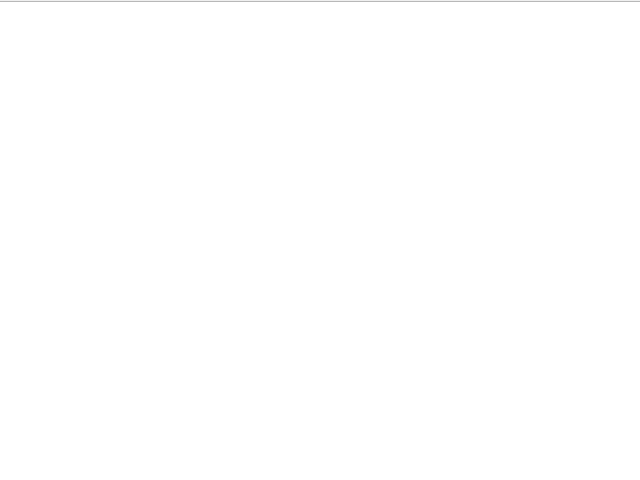
Before: the Qt Designer form tableview.ui in towhee/Winnow64, drawn with Qt 5.
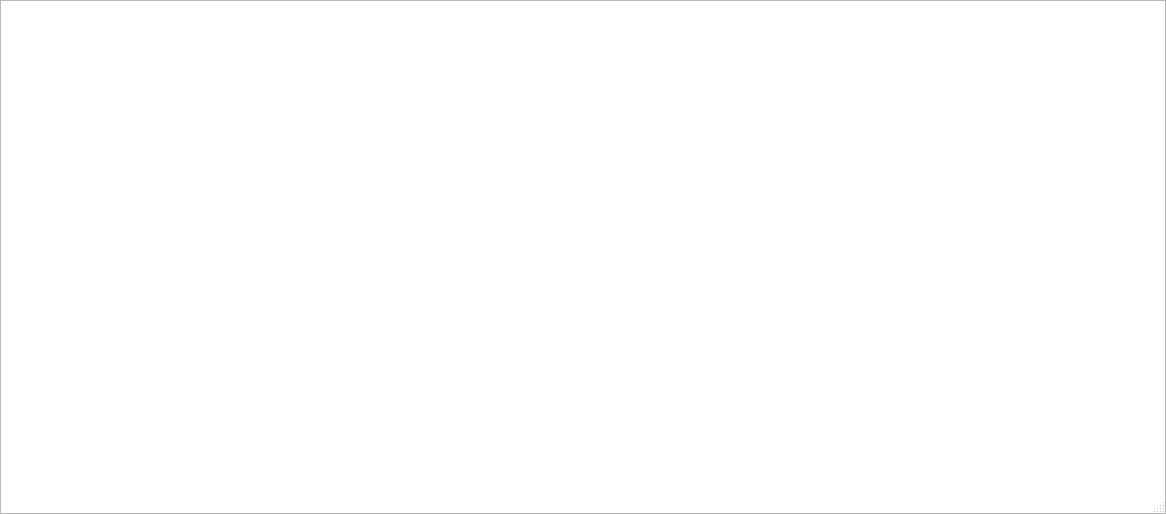
After: the same form once the commit is applied.

```diff
--- a/tableview.ui
+++ b/tableview.ui
@@ -6,22 +6,49 @@
    <rect>
     <x>0</x>
     <y>0</y>
-    <width>640</width>
-    <height>480</height>
+    <width>1166</width>
+    <height>514</height>
    </rect>
   </property>
   <property name="windowTitle">
-   <string>Dialog</string>
+   <string>Folder Images</string>
+  </property>
+  <property name="sizeGripEnabled">
+   <bool>true</bool>
+  </property>
+  <property name="modal">
+   <bool>true</bool>
   </property>
   <widget class="QTableView" name="tableView">
    <property name="geometry">
     <rect>
-     <x>-5</x>
-     <y>1</y>
-     <width>661</width>
-     <height>481</height>
+     <x>0</x>
+     <y>0</y>
+     <width>1166</width>
+     <height>514</height>
     </rect>
    </property>
+   <property name="dragEnabled">
+    <bool>true</bool>
+   </property>
+   <property name="alternatingRowColors">
+    <bool>true</bool>
+   </property>
+   <attribute name="horizontalHeaderCascadingSectionResizes">
+    <bool>true</bool>
+   </attribute>
+   <attribute name="horizontalHeaderShowSortIndicator" stdset="0">
+    <bool>true</bool>
+   </attribute>
+   <attribute name="horizontalHeaderStretchLastSection">
+    <bool>true</bool>
+   </attribute>
+   <attribute name="verticalHeaderVisible">
+    <bool>false</bool>
+   </attribute>
+   <attribute name="verticalHeaderCascadingSectionResizes">
+    <bool>true</bool>
+   </attribute>
   </widget>
  </widget>
  <resources/>
```
